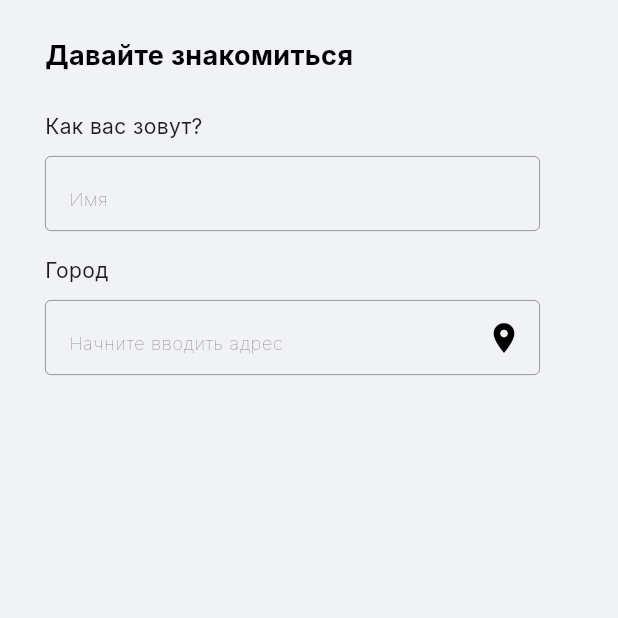
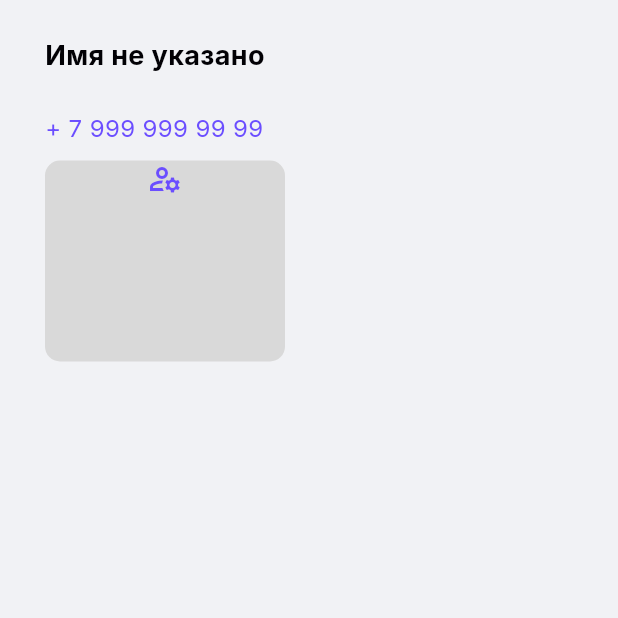
Before and after one commit to vachtung-gigabidze/flutter_figma_ui_lab, a Flutter app: the screen it shows after launch, on a phone screen of 412 x 824 dp, the top half of it. Run offline on Flutter 3.47's test engine with Material 3 defaults, Android fonts, the phone set to English and light mode, and no system bars; our stand-ins replace flutter_svg, google_fonts.

Commit message:
add profile images jobby

```diff
--- a/lib/jobby/core/app_builder.dart
+++ b/lib/jobby/core/app_builder.dart
@@ -33,6 +33,6 @@ class HomeApp extends StatefulWidget {
 class _HomeAppState extends State<HomeApp> {
   @override
   Widget build(BuildContext context) {
-    return MeetingPage(); //ConfirmPage(); // LoginByPhonePage(); // OnboardingPage());
+    return ProfilePage(); //MeetingPage(); //ConfirmPage(); // LoginByPhonePage(); // OnboardingPage());
   }
 }
--- a/lib/jobby/pages/pages.dart
+++ b/lib/jobby/pages/pages.dart
@@ -2,3 +2,4 @@ export 'onboarding/page.dart';
 export 'login/page.dart';
 export 'confirm/page.dart';
 export 'meeting/page.dart';
+export 'profile/page.dart';
--- /dev/null
+++ b/lib/jobby/pages/profile/page.dart
@@ -0,0 +1,75 @@
+import 'package:flutter/material.dart';
+
+class ProfilePage extends StatefulWidget {
+  const ProfilePage({super.key});
+
+  @override
+  State<ProfilePage> createState() => _ProfilePageState();
+}
+
+class _ProfilePageState extends State<ProfilePage> {
+  @override
+  void initState() {
+    super.initState();
+  }
+
+  @override
+  void dispose() {
+    super.dispose();
+  }
+
+  @override
+  Widget build(BuildContext context) {
+    return Scaffold(
+      body: Center(
+        child: SizedBox(
+          width: 400,
+          child: Padding(
+            padding: const EdgeInsets.all(24.0),
+            child: Column(
+              mainAxisAlignment: MainAxisAlignment.start,
+              crossAxisAlignment: CrossAxisAlignment.start,
+              children: [
+                Text(
+                  "Имя не указано",
+                  style: TextStyle(
+                    fontSize: 18,
+                    color: Color(0xff020105),
+                    fontWeight: FontWeight.bold,
+                  ),
+                ),
+                SizedBox(height: 24),
+                Text(
+                  "+ 7 999 999 99 99",
+                  style: TextStyle(
+                    fontSize: 16,
+                    color: Color(0xff6B4EFF),
+                    fontWeight: FontWeight.w400,
+                  ),
+                ),
+                SizedBox(height: 10),
+                Container(
+                  height: 134,
+                  width: 160,
+                  decoration: BoxDecoration(
+                    color: Color(0xffD9D9D9),
+                    borderRadius: BorderRadius.circular(10),
+                  ),
+                  child: Column(
+                    children: [
+                      Icon(
+                        Icons.manage_accounts_outlined,
+                        color: Color(0xff6B4EFF),
+                        size: 24,
+                      ),
+                    ],
+                  ),
+                ),
+              ],
+            ),
+          ),
+        ),
+      ),
+    );
+  }
+}
```
Also changed, not shown: assets/jobby/account.svg (added), assets/jobby/burger.svg (added), assets/jobby/chat.svg (added), assets/jobby/document.svg (added), assets/jobby/folder.svg (added), assets/jobby/heart.svg (added), assets/jobby/house.svg (added), assets/jobby/inn.svg (added), assets/jobby/location.svg (added), assets/jobby/medcard.svg (added), assets/jobby/message.svg (added), assets/jobby/pasport.svg (added), assets/jobby/payment.svg (added), assets/jobby/photo.png (added), 2 more files.
